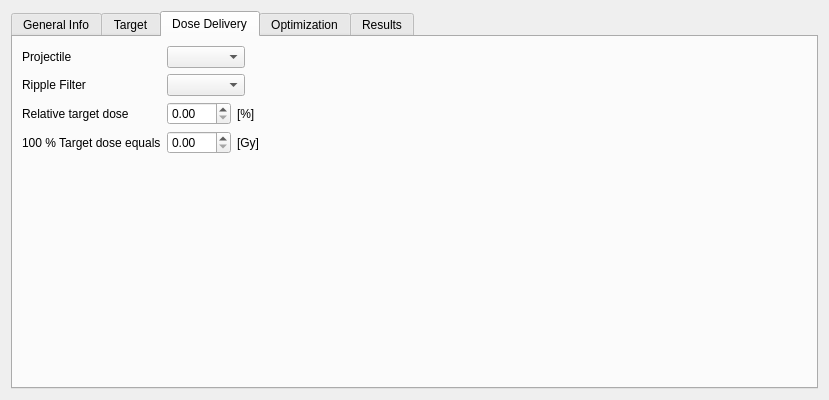
Before: the Qt Designer form pytripgui/view/plan.ui in pytrip/pytripgui, drawn with Qt 5.
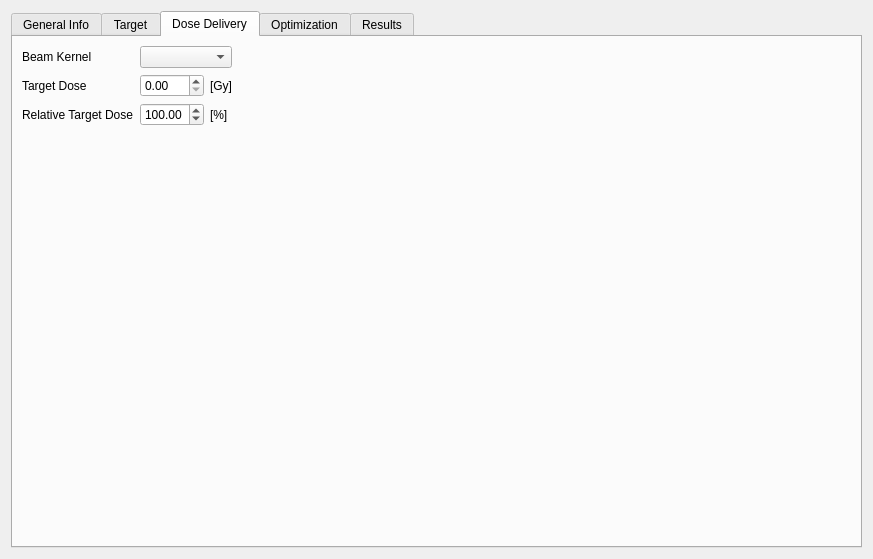
After: the same form once the commit is applied. The open tabs and pages were chosen to show the change.

Commit message:
begin implementing kernels (#177)
* begin implementing kernels

* Update developer notes.

* Add Kernel GUI.

* Add framework of kernel controller.

* Add a new and more flexible way of dealing with saved settings.

* New settings manager works.

* Remove old settings manager.

* Clearer documentation of settings.

* More work on the Kernel UI.

* Shitty hack to suppress wild signals from combobox edit.

* Add missing UI update.

* Clenup code. Beam kernels kind of works.

* amendments, and more robust settings loading.

* Move devel notes bc. of packaging issues.

Diff of the .ui file:
```diff
--- a/pytripgui/view/plan.ui
+++ b/pytripgui/view/plan.ui
@@ -6,8 +6,8 @@
    <rect>
     <x>0</x>
     <y>0</y>
-    <width>600</width>
-    <height>400</height>
+    <width>873</width>
+    <height>559</height>
    </rect>
   </property>
   <property name="windowTitle">
@@ -203,40 +203,58 @@
        <item row="0" column="0">
         <widget class="QLabel" name="label_5">
          <property name="text">
-          <string>Projectile</string>
+          <string>Beam Kernel</string>
          </property>
         </widget>
        </item>
        <item row="0" column="1" colspan="2">
-        <widget class="QComboBox" name="comboBox_5"/>
-       </item>
-       <item row="1" column="0">
-        <widget class="QLabel" name="label_6">
-         <property name="text">
-          <string>Ripple Filter</string>
+        <widget class="QComboBox" name="comboBox_5">
+         <property name="toolTip">
+          <string>Beam kernel to be used fo this plan</string>
          </property>
         </widget>
        </item>
-       <item row="1" column="1" colspan="2">
-        <widget class="QComboBox" name="comboBox_6"/>
-       </item>
-       <item row="1" column="3" colspan="2">
+       <item row="0" column="3">
         <spacer name="horizontalSpacer_2">
          <property name="orientation">
           <enum>Qt::Horizontal</enum>
          </property>
          <property name="sizeHint" stdset="0">
           <size>
-           <width>181</width>
+           <width>578</width>
            <height>20</height>
           </size>
          </property>
         </spacer>
        </item>
+       <item row="1" column="0">
+        <widget class="QLabel" name="label_16">
+         <property name="text">
+          <string>Target Dose</string>
+         </property>
+        </widget>
+       </item>
+       <item row="1" column="1">
+        <widget class="QDoubleSpinBox" name="doubleSpinBox_4">
+         <property name="toolTip">
+          <string>Nominal target dose in Gy</string>
+         </property>
+         <property name="singleStep">
+          <double>0.100000000000000</double>
+         </property>
+        </widget>
+       </item>
+       <item row="1" column="2">
+        <widget class="QLabel" name="label_18">
+         <property name="text">
+          <string>[Gy]</string>
+         </property>
+        </widget>
+       </item>
        <item row="2" column="0">
         <widget class="QLabel" name="label_7">
          <property name="text">
-          <string>Relative target dose</string>
+          <string>Relative Target Dose</string>
          </property>
         </widget>
        </item>
@@ -245,56 +263,19 @@
          <property name="maximum">
           <double>999.990000000000009</double>
          </property>
+         <property name="value">
+          <double>100.000000000000000</double>
+         </property>
         </widget>
        </item>
-       <item row="2" column="2" colspan="2">
+       <item row="2" column="2">
         <widget class="QLabel" name="label_17">
          <property name="text">
           <string>[%]</string>
          </property>
         </widget>
        </item>
-       <item row="2" column="4">
-        <spacer name="horizontalSpacer_5">
-         <property name="orientation">
-          <enum>Qt::Horizontal</enum>
-         </property>
-         <property name="sizeHint" stdset="0">
-          <size>
-           <width>175</width>
-           <height>20</height>
-          </size>
-         </property>
-        </spacer>
-       </item>
        <item row="3" column="0">
-        <widget class="QLabel" name="label_16">
-         <property name="text">
-          <string>100 % Target dose equals</string>
-         </property>
-        </widget>
-       </item>
-       <item row="3" column="1">
-        <widget class="QDoubleSpinBox" name="doubleSpinBox_4">
-         <property name="singleStep">
-          <double>0.100000000000000</double>
-         </property>
-        </widget>
-       </item>
-       <item row="3" column="4">
-        <spacer name="horizontalSpacer_6">
-         <property name="orientation">
-          <enum>Qt::Horizontal</enum>
-         </property>
-         <property name="sizeHint" stdset="0">
-          <size>
-           <width>175</width>
-           <height>20</height>
-          </size>
-         </property>
-        </spacer>
-       </item>
-       <item row="4" column="1" colspan="2">
         <spacer name="verticalSpacer">
          <property name="orientation">
           <enum>Qt::Vertical</enum>
@@ -302,18 +283,11 @@
          <property name="sizeHint" stdset="0">
           <size>
            <width>20</width>
-           <height>221</height>
+           <height>405</height>
           </size>
          </property>
         </spacer>
        </item>
-       <item row="3" column="2" colspan="2">
-        <widget class="QLabel" name="label_18">
-         <property name="text">
-          <string>[Gy]</string>
-         </property>
-        </widget>
-       </item>
       </layout>
      </widget>
      <widget class="QWidget" name="tab_3">
```
Left out of the diff: 66 changed lines with no effect on the pictures. The commit also changes 12 other files.
